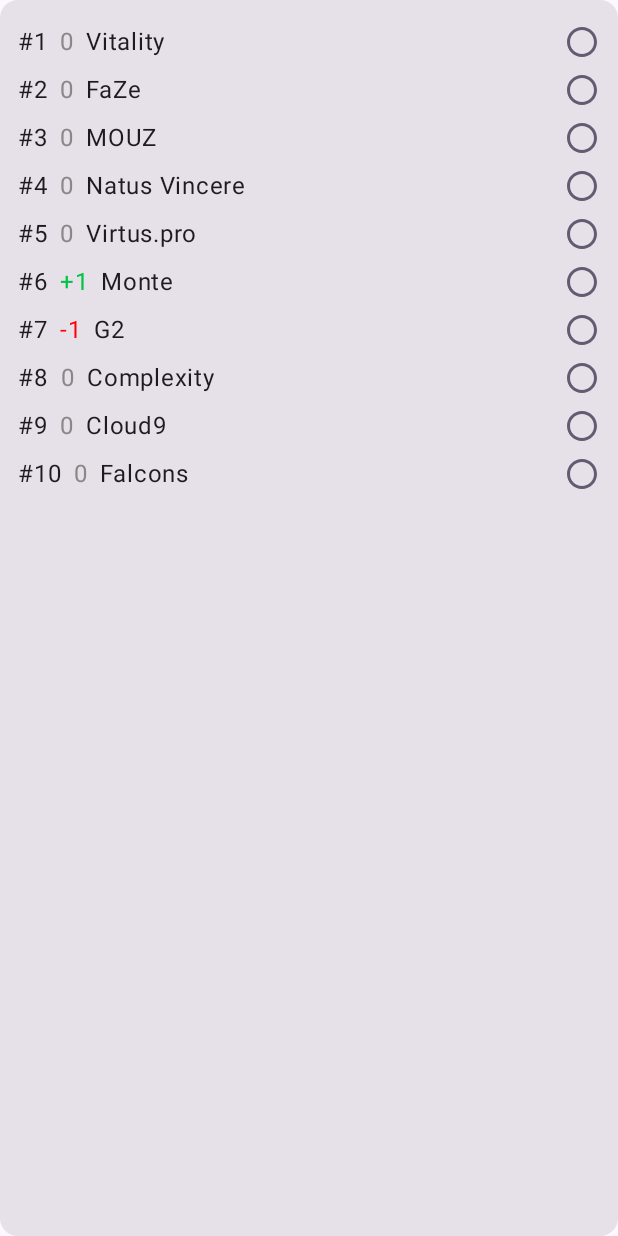
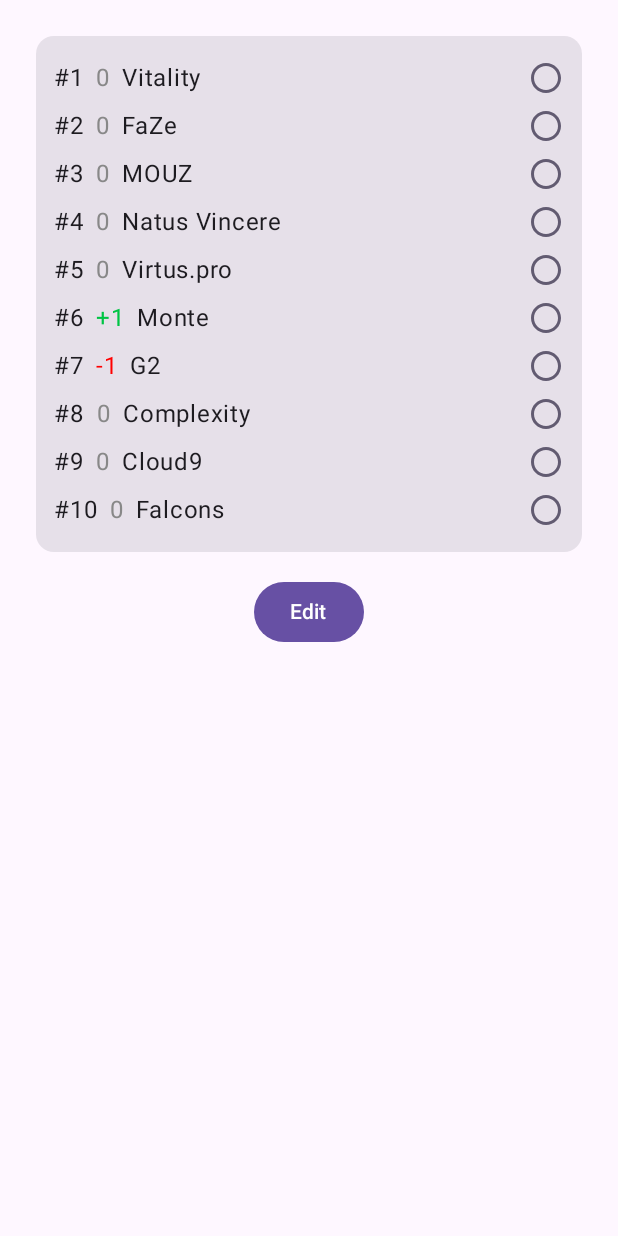
Before and after one commit to DenisRx/CS2-ProBet-android, an Android app built with Jetpack Compose: the screen it shows after launch (MainActivity), on a phone screen of 412 x 824 dp. Run offline under Robolectric (Android 15) with nearby library versions, the phone set to English and light mode, and no system bars.

Commit message:
Add edit and confirm buttons depending on the edition status

```diff
--- a/app/src/main/java/com/denisrx/cs2probet/components/TeamListItem.kt
+++ b/app/src/main/java/com/denisrx/cs2probet/components/TeamListItem.kt
@@ -25,12 +25,14 @@ import androidx.compose.ui.res.stringResource
 import androidx.compose.ui.semantics.Role
 import com.denisrx.cs2probet.R
 import com.denisrx.cs2probet.model.Team
+import com.denisrx.cs2probet.ui.homeScreen.HomeUiState
 import com.denisrx.cs2probet.ui.homeScreen.HomeViewModel
 
 @Composable
 fun TeamListItem(
     team: Team,
     homeViewModel: HomeViewModel,
+    homeUiState: HomeUiState,
     modifier: Modifier = Modifier,
 ) {
     var checked by remember { mutableStateOf(team.isSelected) }
@@ -56,6 +58,7 @@ fun TeamListItem(
             contentDescription = stringResource(R.string.select_team_button),
             tint = MaterialTheme.colorScheme.secondary,
             modifier = Modifier.clickable(
+                enabled = homeUiState.isEditing,
                 onClick = {
                     if (homeViewModel.toggleSelectedTeam(team.id) != null) {
                         checked = !checked
--- a/app/src/main/java/com/denisrx/cs2probet/ui/homeScreen/HomeScreen.kt
+++ b/app/src/main/java/com/denisrx/cs2probet/ui/homeScreen/HomeScreen.kt
@@ -1,14 +1,23 @@
 package com.denisrx.cs2probet.ui.homeScreen
 
+import androidx.compose.foundation.layout.Column
+import androidx.compose.foundation.layout.Row
 import androidx.compose.foundation.layout.padding
 import androidx.compose.foundation.lazy.LazyColumn
 import androidx.compose.foundation.lazy.items
 import androidx.compose.foundation.lazy.rememberLazyListState
+import androidx.compose.material3.Button
+import androidx.compose.material3.ButtonDefaults
 import androidx.compose.material3.Card
+import androidx.compose.material3.MaterialTheme
+import androidx.compose.material3.Scaffold
+import androidx.compose.material3.Text
 import androidx.compose.runtime.Composable
 import androidx.compose.runtime.collectAsState
 import androidx.compose.runtime.getValue
+import androidx.compose.ui.Alignment
 import androidx.compose.ui.Modifier
+import androidx.compose.ui.res.colorResource
 import androidx.compose.ui.res.dimensionResource
 import androidx.compose.ui.tooling.preview.Preview
 import androidx.lifecycle.viewmodel.compose.viewModel
@@ -16,10 +25,47 @@ import com.denisrx.cs2probet.R
 import com.denisrx.cs2probet.components.TeamListItem
 
 @Composable
-fun HomeScreen(viewModel: HomeViewModel = viewModel()) {
-    val homeUiState by viewModel.uiState.collectAsState()
+fun HomeScreen() {
+    Scaffold { innerPadding ->
+        HomeScreenContent(modifier = Modifier.padding(innerPadding))
+    }
+}
 
-    Leaderboard(homeViewModel = viewModel, homeUiState = homeUiState)
+@Composable
+fun HomeScreenContent(
+    modifier: Modifier = Modifier,
+    homeViewModel: HomeViewModel = viewModel(),
+) {
+    val homeUiState by homeViewModel.uiState.collectAsState()
+
+    Column(
+        modifier = modifier.padding(dimensionResource(R.dimen.app_padding)),
+        horizontalAlignment = Alignment.CenterHorizontally,
+    ) {
+        Leaderboard(
+            homeViewModel = homeViewModel,
+            homeUiState = homeUiState,
+            modifier = modifier
+        )
+
+        Row(modifier = modifier.padding(dimensionResource(R.dimen.medium_padding))) {
+            if (homeUiState.isEditing) {
+                Button(
+                    onClick = { homeViewModel.confirmSelection() },
+                    colors = ButtonDefaults.buttonColors(
+                        containerColor = colorResource(R.color.custom_green),
+                        contentColor = MaterialTheme.colorScheme.onSecondary,
+                    ),
+                ) {
+                    Text("Confirm")
+                }
+            } else {
+                Button(onClick = { homeViewModel.editSelection() }) {
+                    Text("Edit")
+                }
+            }
+        }
+    }
 }
 
 @Composable
@@ -36,7 +82,11 @@ fun Leaderboard(
             modifier = modifier.padding(dimensionResource(R.dimen.list_content_padding))
         ) {
             items(homeUiState.leaderboard) {
-                TeamListItem(team = it, homeViewModel = homeViewModel)
+                TeamListItem(
+                    team = it,
+                    homeViewModel = homeViewModel,
+                    homeUiState = homeUiState,
+                )
             }
         }
     }
@@ -45,5 +95,5 @@ fun Leaderboard(
 @Preview
 @Composable
 fun HomeScreenPreview() {
-    HomeScreen()
+    HomeScreenContent()
 }
--- a/app/src/main/java/com/denisrx/cs2probet/ui/homeScreen/HomeUiState.kt
+++ b/app/src/main/java/com/denisrx/cs2probet/ui/homeScreen/HomeUiState.kt
@@ -4,4 +4,5 @@ import com.denisrx.cs2probet.model.Team
 
 data class HomeUiState(
     val leaderboard: List<Team> = emptyList(),
+    val isEditing: Boolean = false,
 )
--- a/app/src/main/res/values/dimens.xml
+++ b/app/src/main/res/values/dimens.xml
@@ -1,6 +1,8 @@
 <?xml version="1.0" encoding="utf-8"?>
 <resources>
     <dimen name="small_padding">8dp</dimen>
+    <dimen name="medium_padding">16dp</dimen>
     <dimen name="list_row_horizontal_padding">4dp</dimen>
     <dimen name="list_content_padding">12dp</dimen>
+    <dimen name="app_padding">24dp</dimen>
 </resources>
```
Also changed, not shown: app/src/main/java/com/denisrx/cs2probet/ui/homeScreen/HomeViewModel.kt (+14 -2 lines).
